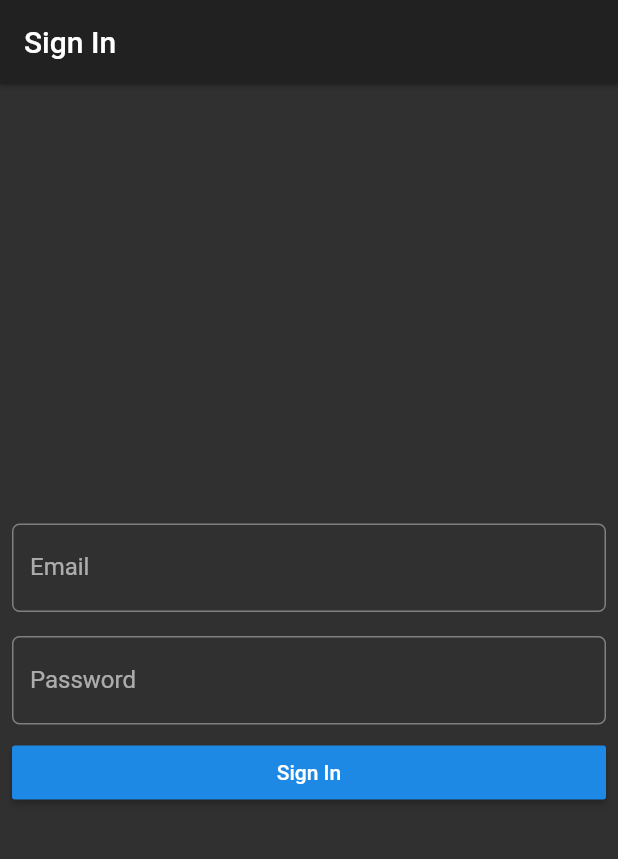
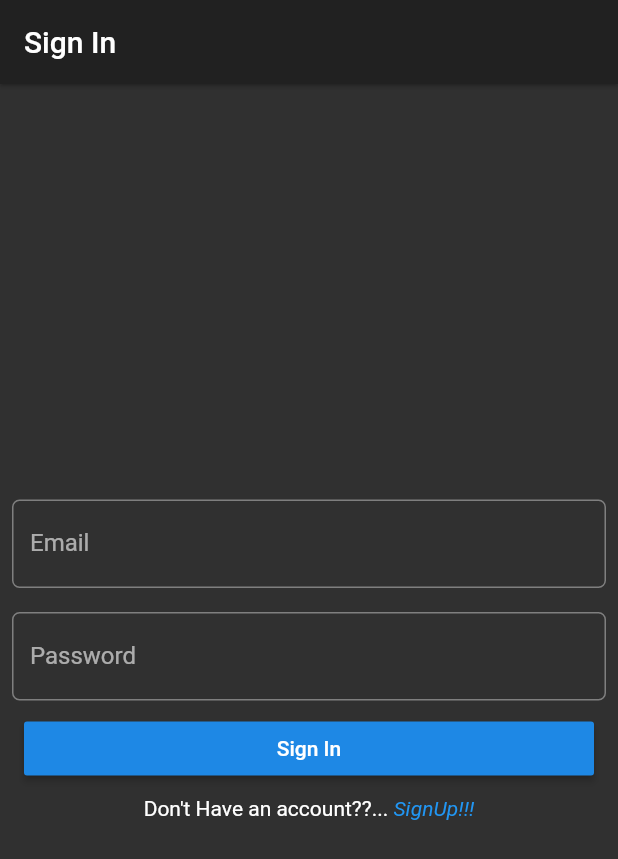
Before and after one commit to Enigma-I-am/flutter_firestore_todo_app, a Flutter app: the screen it shows after launch, on a phone screen of 412 x 824 dp. Shown: the top 859 px of the screen. Run offline on Flutter 3.47's test engine with Material 2 defaults, Android fonts, the phone set to English and light mode, and no system bars; our stand-ins replace cloud_firestore, firebase_auth; accounts and stored records are empty; Roboto replaces fonts that are missing (Montserrat).

```diff
--- a/lib/main.dart
+++ b/lib/main.dart
@@ -26,9 +26,9 @@ class thisApp extends StatelessWidget {
               fontFamily: 'Montserrat',
             ),
           );
+        } else {
+          return MyApp();
         }
-
-        return MyApp();
       },
     );
   }
@@ -39,7 +39,7 @@ class MyApp extends StatelessWidget {
   Widget build(BuildContext context) {
     // TODO: implement build
     return MaterialApp(
-      home: SigninPage(),
+      home: LoginPage(),
       theme: ThemeData(
         brightness: Brightness.dark,
         primaryColor: Colors.lightBlue[800],
--- a/lib/ui/Loginpage.dart
+++ b/lib/ui/Loginpage.dart
@@ -1,16 +1,19 @@
+import 'dart:ui' as prefix0;
+
 import 'package:flutter/material.dart';
 import 'package:flutter_firestore_todo_app/ui/ListScreen.dart';
 import 'package:firebase_auth/firebase_auth.dart';
+import 'package:flutter_firestore_todo_app/ui/SignUp.dart';
 
-class SigninPage extends StatefulWidget {
+class LoginPage extends StatefulWidget {
   @override
   State<StatefulWidget> createState() {
     // TODO: implement createState
-    return _SigninPageState();
+    return _LoginPageState();
   }
 }
 
-class _SigninPageState extends State<SigninPage> {
+class _LoginPageState extends State<LoginPage> {
   String _email, _password;
   final GlobalKey<FormState> _formKey = GlobalKey<FormState>();
 
@@ -34,6 +37,7 @@ class _SigninPageState extends State<SigninPage> {
                   Padding(
                     padding: const EdgeInsets.all(8.0),
                     child: TextFormField(
+                      obscureText: true,
                       // ignore: missing_return
                       validator: (input) {
                         if (input.isEmpty) {
@@ -54,6 +58,7 @@ class _SigninPageState extends State<SigninPage> {
                   Padding(
                     padding: const EdgeInsets.all(8.0),
                     child: TextFormField(
+                      obscureText: true,
                       // ignore: missing_return
                       validator: (input) {
                         if (input.length < 6) {
@@ -74,11 +79,35 @@ class _SigninPageState extends State<SigninPage> {
                   SizedBox(
                     width: double.infinity,
                     child: Padding(
-                        padding: EdgeInsets.fromLTRB(8.0, 0.0, 8.0, 0.0),
+                        padding: EdgeInsets.fromLTRB(16.0, 0.0, 16.0, 0.0),
                         child: RaisedButton(
                           onPressed: signIn,
                           child: Text("Sign In"),
                         )),
+                  ),
+                  Padding(
+                    padding: EdgeInsets.all(8.0),
+                    child: Row(
+                      mainAxisAlignment: MainAxisAlignment.center,
+                      children: <Widget>[
+                        Text("Don't Have an account??..."),
+                        InkWell(
+                          child: Text(
+                            " SignUp!!!",
+                            style: TextStyle(
+                                color: Colors.blue,
+                                fontStyle: prefix0.FontStyle.italic),
+                          ),
+                          onTap: () {
+                            Navigator.push(
+                              context,
+                              MaterialPageRoute(
+                                  builder: (context) => SignUp()),
+                            );
+                          },
+                        )
+                      ],
+                    ),
                   )
                 ],
               ),
@@ -93,19 +122,15 @@ class _SigninPageState extends State<SigninPage> {
     final formState = _formKey.currentState;
     if (formState.validate()) {
       formState.save();
-      try{
-        AuthResult user = await FirebaseAuth.instance.signInWithEmailAndPassword(email: _email, password: _password);
+      try {
+        await FirebaseAuth.instance
+            .signInWithEmailAndPassword(email: _email, password: _password);
 
         Navigator.pushReplacement(
           context,
-          MaterialPageRoute(
-              builder: (context) => ListScreen()),
+          MaterialPageRoute(builder: (context) => ListScreen()),
         );
-      }catch(error){
-
-
-      }
-
+      } catch (error) {}
     }
   }
 }
```
Also changed, not shown: lib/Note.dart (+23 -0 lines), lib/ui/ListScreen.dart (+66 -7 lines), lib/ui/MakeNoteScreen.dart (+44 -3 lines), lib/ui/SignUp.dart (+135 -0 lines), lib/ui/widgets/NoteListItem.dart (+17 -0 lines).
